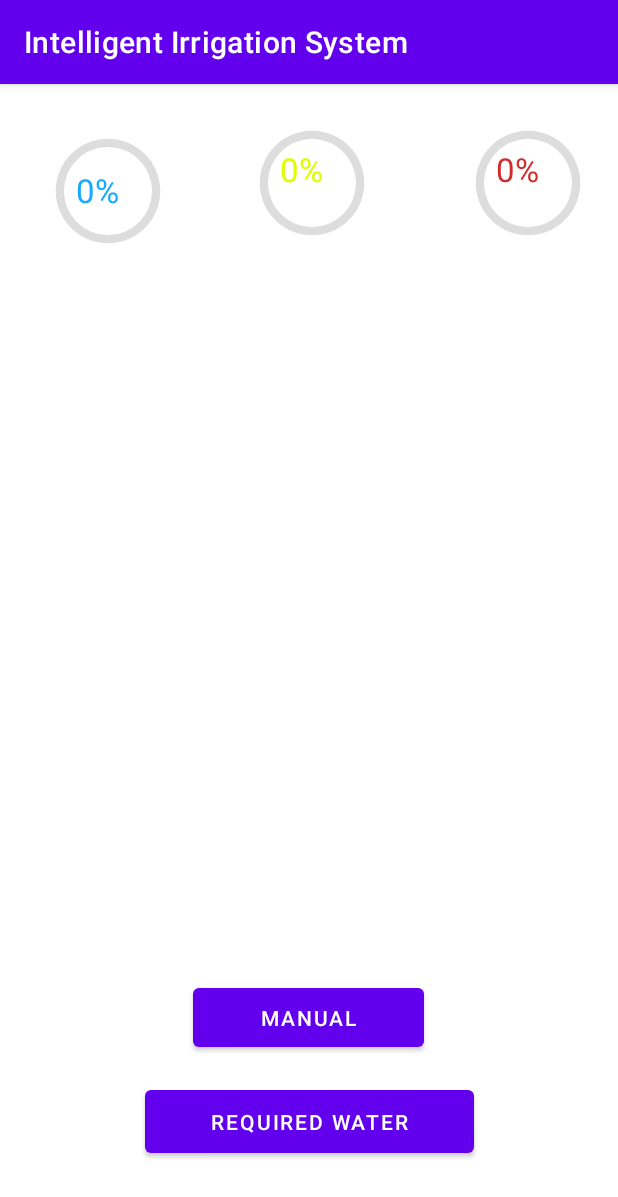
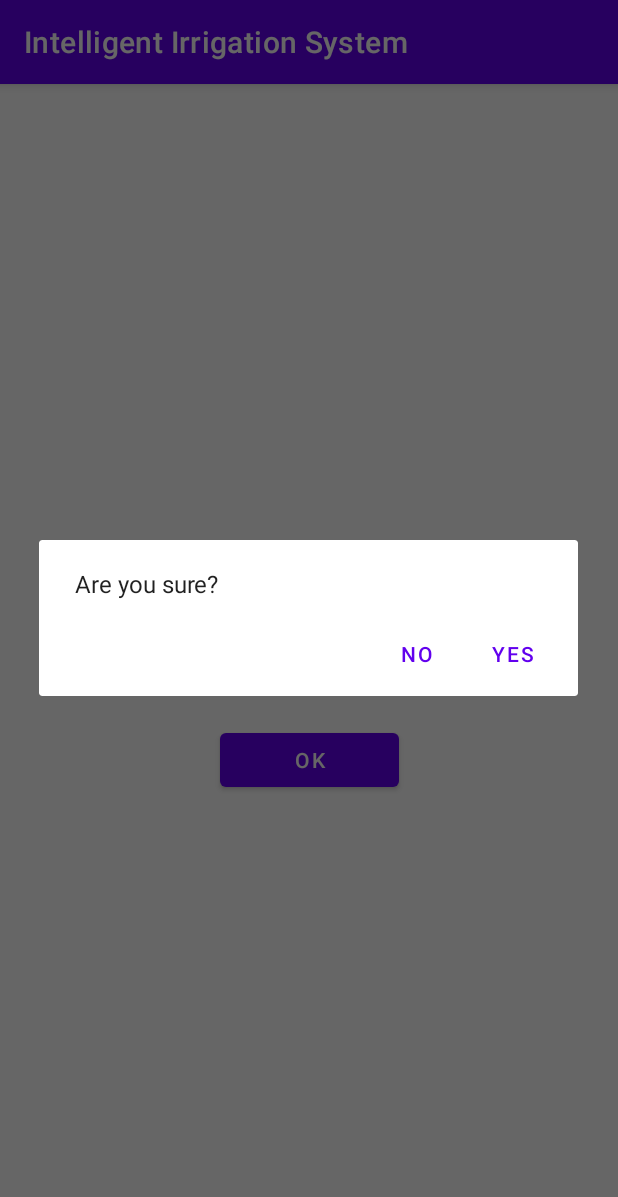
Before and after one commit to CatalinVanciu/Intelligent-Irrigation-System, an Android app: the screen it shows after launch (GeneralView before the commit, MainActivity after it), after a tap on "OK", on a phone screen of 412 x 824 dp. Shown: the top 1197 px of the screen. Run offline under Robolectric (Android 15) with nearby library versions, the phone set to English and light mode, and no system bars.

Commit message:
change icon and add start dialog

```diff
--- a/app/src/main/AndroidManifest.xml
+++ b/app/src/main/AndroidManifest.xml
@@ -4,7 +4,7 @@
 
     <application
         android:allowBackup="true"
-        android:icon="@mipmap/ic_launcher"
+        android:icon="@drawable/icon"
         android:label="@string/app_name"
         android:roundIcon="@mipmap/ic_launcher_round"
         android:supportsRtl="true"
--- a/app/src/main/java/com/example/myapplication/MainActivity.java
+++ b/app/src/main/java/com/example/myapplication/MainActivity.java
@@ -2,6 +2,7 @@ package com.example.myapplication;
 
 import androidx.appcompat.app.AppCompatActivity;
 
+import android.app.AlertDialog;
 import android.content.Intent;
 import android.os.Bundle;
 import android.widget.Button;
@@ -14,9 +15,30 @@ public class MainActivity extends AppCompatActivity {
         setContentView(R.layout.activity_main);
 
         Button okButton = findViewById(R.id.okButton);
-        okButton.setOnClickListener(view -> {
-            Intent intent = new Intent(this, GeneralView.class);
-            startActivity(intent);
-        });
+        okButton.setOnClickListener(view -> showDialog());
+
+    }
+
+    private void openActivity() {
+        Intent intent = new Intent(this, GeneralView.class);
+        startActivity(intent);
+    }
+
+    private void showDialog(){
+        AlertDialog.Builder builder;
+        builder = new AlertDialog.Builder(this);
+
+        //Setting message manually and performing action on button click
+        builder.setMessage("Are you sure?")
+                .setCancelable(false)
+                .setPositiveButton("Yes", (dialog, id) -> openActivity())
+                .setNegativeButton("No", (dialog, id) -> {
+                    //  Action for 'No' Button
+                    // Toast.makeText(getApplicationContext(),"No",Toast.LENGTH_SHORT).show();
+                });
+        //Creating dialog box
+
+        AlertDialog alert = builder.create();
+        alert.show();
     }
 }
```
Also changed, not shown: app/src/main/java/com/example/myapplication/GeneralView.java (+0 -7 lines), app/src/main/res/drawable/icon.png (added).
